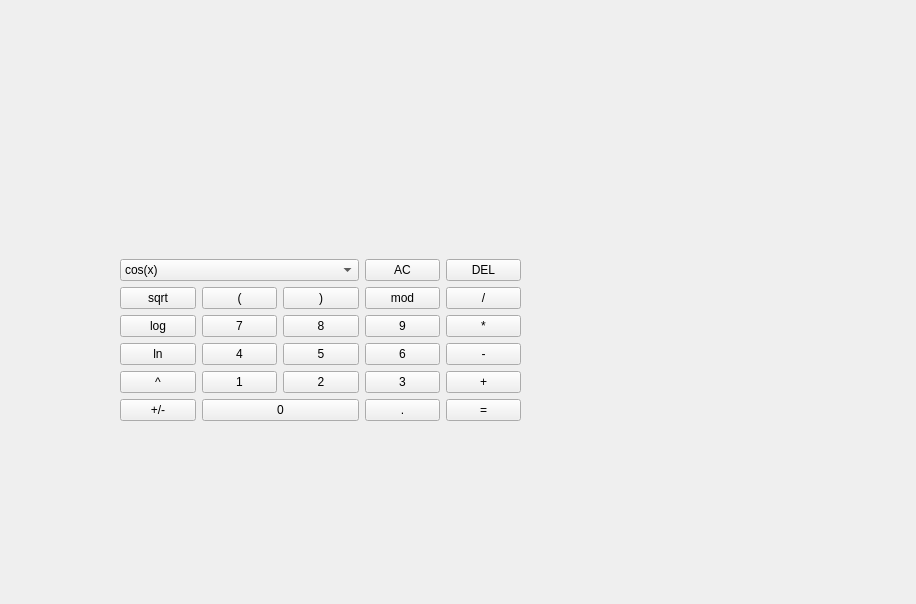
Old version of the form src/Front/mainwindow.ui in the repository Wenzar/SmartCalc-v1.0.
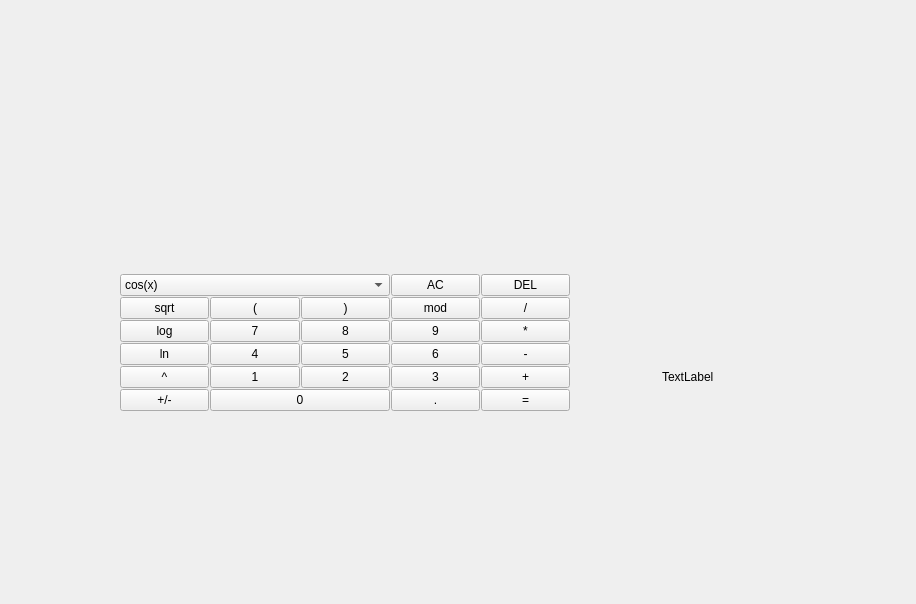
New version of the form. Custom widgets are drawn as their Qt base class.

Diff of the .ui file:
```diff
--- a/src/Front/mainwindow.ui
+++ b/src/Front/mainwindow.ui
@@ -25,25 +25,21 @@
      <rect>
       <x>120</x>
       <y>80</y>
-      <width>401</width>
-      <height>341</height>
+      <width>721</width>
+      <height>331</height>
      </rect>
     </property>
-    <layout class="QGridLayout" name="gridLayout">
-     <item row="3" column="3">
-      <widget class="QPushButton" name="pushButton_9">
-       <property name="text">
-        <string>9</string>
-       </property>
-      </widget>
-     </item>
-     <item row="3" column="1">
-      <widget class="QPushButton" name="pushButton_7">
+    <layout class="QGridLayout" name="gridLayout" rowstretch="0,0,0,0,0,0,0" columnstretch="0,0,0,0,0,0,0,0">
+     <property name="spacing">
+      <number>1</number>
+     </property>
+     <item row="3" column="0">
+      <widget class="QPushButton" name="pushButton_log">
        <property name="mouseTracking">
         <bool>false</bool>
        </property>
        <property name="text">
-        <string>7</string>
+        <string>log</string>
        </property>
       </widget>
      </item>
@@ -54,27 +50,60 @@
        </property>
       </widget>
      </item>
-     <item row="5" column="4">
-      <widget class="QPushButton" name="pushButton_plus">
+     <item row="6" column="0">
+      <widget class="QPushButton" name="pushButton_unar">
        <property name="mouseTracking">
         <bool>false</bool>
        </property>
        <property name="text">
-        <string>+</string>
+        <string>+/-</string>
        </property>
       </widget>
      </item>
-     <item row="2" column="0">
-      <widget class="QPushButton" name="pushButton_sqrt">
+     <item row="4" column="0">
+      <widget class="QPushButton" name="pushButton_ln">
+       <property name="mouseTracking">
+        <bool>false</bool>
+       </property>
        <property name="text">
-        <string>sqrt</string>
+        <string>ln</string>
        </property>
       </widget>
      </item>
-     <item row="2" column="4">
-      <widget class="QPushButton" name="pushButton_div">
+     <item row="0" column="0" colspan="5">
+      <widget class="QLabel" name="result_show">
+       <property name="minimumSize">
+        <size>
+         <width>251</width>
+         <height>0</height>
+        </size>
+       </property>
+       <property name="maximumSize">
+        <size>
+         <width>16777215</width>
+         <height>16777215</height>
+        </size>
+       </property>
+       <property name="styleSheet">
+        <string notr="true">QLabel {
+	qproperty-alignment: 'AlignVCenter | AlignRight';
+	border-bottom: 1px solid gray;
+}
+
+background-color : white;</string>
+       </property>
        <property name="text">
-        <string>/</string>
+        <string/>
+       </property>
+      </widget>
+     </item>
+     <item row="3" column="1">
+      <widget class="QPushButton" name="pushButton_7">
+       <property name="mouseTracking">
+        <bool>false</bool>
+       </property>
+       <property name="text">
+        <string>7</string>
        </property>
       </widget>
      </item>
@@ -85,13 +114,37 @@
        </property>
       </widget>
      </item>
-     <item row="5" column="0">
-      <widget class="QPushButton" name="pushButton_pow">
+     <item row="2" column="4">
+      <widget class="QPushButton" name="pushButton_div">
+       <property name="text">
+        <string>/</string>
+       </property>
+      </widget>
+     </item>
+     <item row="1" column="4">
+      <widget class="QPushButton" name="pushButton_DEL">
        <property name="mouseTracking">
         <bool>false</bool>
        </property>
        <property name="text">
-        <string>^</string>
+        <string>DEL</string>
+       </property>
+      </widget>
+     </item>
+     <item row="6" column="3">
+      <widget class="QPushButton" name="pushButton_dot">
+       <property name="mouseTracking">
+        <bool>false</bool>
+       </property>
+       <property name="text">
+        <string>.</string>
+       </property>
+      </widget>
+     </item>
+     <item row="4" column="3">
+      <widget class="QPushButton" name="pushButton_6">
+       <property name="text">
+        <string>6</string>
        </property>
       </widget>
      </item>
@@ -105,47 +158,54 @@
        </property>
       </widget>
      </item>
-     <item row="4" column="0">
-      <widget class="QPushButton" name="pushButton_ln">
+     <item row="4" column="1">
+      <widget class="QPushButton" name="pushButton_4">
        <property name="mouseTracking">
         <bool>false</bool>
        </property>
        <property name="text">
-        <string>ln</string>
+        <string>4</string>
        </property>
       </widget>
      </item>
-     <item row="2" column="2">
-      <widget class="QPushButton" name="pushButton_right_par">
+     <item row="2" column="0">
+      <widget class="QPushButton" name="pushButton_sqrt">
        <property name="text">
-        <string>)</string>
+        <string>sqrt</string>
        </property>
       </widget>
      </item>
-     <item row="3" column="0">
-      <widget class="QPushButton" name="pushButton_log">
+     <item row="5" column="6">
+      <widget class="QLabel" name="label">
+       <property name="text">
+        <string>TextLabel</string>
+       </property>
+      </widget>
+     </item>
+     <item row="6" column="4">
+      <widget class="QPushButton" name="pushButton_result">
        <property name="mouseTracking">
         <bool>false</bool>
        </property>
        <property name="text">
-        <string>log</string>
+        <string>=</string>
        </property>
       </widget>
      </item>
-     <item row="2" column="3">
-      <widget class="QPushButton" name="pushButton_mod">
+     <item row="1" column="3">
+      <widget class="QPushButton" name="pushButton_AC">
        <property name="mouseTracking">
         <bool>false</bool>
        </property>
        <property name="text">
-        <string>mod</string>
+        <string>AC</string>
        </property>
       </widget>
      </item>
-     <item row="3" column="4">
-      <widget class="QPushButton" name="pushButton_mul">
+     <item row="4" column="4">
+      <widget class="QPushButton" name="pushButton_minus">
        <property name="text">
-        <string>*</string>
+        <string>-</string>
        </property>
       </widget>
      </item>
@@ -198,20 +258,13 @@
        </item>
       </widget>
      </item>
-     <item row="1" column="3">
-      <widget class="QPushButton" name="pushButton_AC">
+     <item row="5" column="0">
+      <widget class="QPushButton" name="pushButton_pow">
        <property name="mouseTracking">
         <bool>false</bool>
        </property>
        <property name="text">
-        <string>AC</string>
-       </property>
-      </widget>
-     </item>
-     <item row="4" column="3">
-      <widget class="QPushButton" name="pushButton_6">
-       <property name="text">
-        <string>6</string>
+        <string>^</string>
        </property>
       </widget>
      </item>
@@ -232,47 +285,17 @@
        </property>
       </widget>
      </item>
-     <item row="3" column="2">
-      <widget class="QPushButton" name="pushButton_8">
+     <item row="3" column="3">
+      <widget class="QPushButton" name="pushButton_9">
        <property name="text">
-        <string>8</string>
+        <string>9</string>
        </property>
       </widget>
      </item>
-     <item row="1" column="4">
-      <widget class="QPushButton" name="pushButton_DEL">
-       <property name="mouseTracking">
-        <bool>false</bool>
-       </property>
+     <item row="2" column="2">
+      <widget class="QPushButton" name="pushButton_right_par">
        <property name="text">
-        <string>DEL</string>
-       </property>
-      </widget>
-     </item>
-     <item row="4" column="4">
-      <widget class="QPushButton" name="pushButton_minus">
-       <property name="text">
-        <string>-</string>
-       </property>
-      </widget>
-     </item>
-     <item row="4" column="1">
-      <widget class="QPushButton" name="pushButton_4">
-       <property name="mouseTracking">
-        <bool>false</bool>
-       </property>
-       <property name="text">
-        <string>4</string>
-       </property>
-      </widget>
-     </item>
-     <item row="6" column="0">
-      <widget class="QPushButton" name="pushButton_unar">
-       <property name="mouseTracking">
-        <bool>false</bool>
-       </property>
-       <property name="text">
-        <string>+/-</string>
+        <string>)</string>
        </property>
       </widget>
      </item>
@@ -286,57 +309,55 @@
        </property>
       </widget>
      </item>
-     <item row="6" column="3">
-      <widget class="QPushButton" name="pushButton_dot">
+     <item row="3" column="4">
+      <widget class="QPushButton" name="pushButton_mul">
+       <property name="text">
+        <string>*</string>
+       </property>
+      </widget>
+     </item>
+     <item row="2" column="3">
+      <widget class="QPushButton" name="pushButton_mod">
        <property name="mouseTracking">
         <bool>false</bool>
        </property>
        <property name="text">
-        <string>.</string>
+        <string>mod</string>
        </property>
       </widget>
      </item>
-     <item row="6" column="4">
-      <widget class="QPushButton" name="pushButton_result">
+     <item row="5" column="4">
+      <widget class="QPushButton" name="pushButton_plus">
        <property name="mouseTracking">
         <bool>false</bool>
        </property>
        <property name="text">
-        <string>=</string>
+        <string>+</string>
        </property>
       </widget>
      </item>
-     <item row="0" column="0" colspan="5">
-      <widget class="QLabel" name="result_show">
-       <property name="minimumSize">
-        <size>
-         <width>251</width>
-         <height>0</height>
-        </size>
-       </property>
-       <property name="maximumSize">
-        <size>
-         <width>16777215</width>
-         <height>16777215</height>
-        </size>
-       </property>
-       <property name="styleSheet">
-        <string notr="true">QLabel {
-	qproperty-alignment: 'AlignVCenter | AlignRight';
-	border-bottom: 1px solid gray;
-}
-
-background-color : white;</string>
-       </property>
+     <item row="3" column="2">
+      <widget class="QPushButton" name="pushButton_8">
        <property name="text">
-        <string/>
+        <string>8</string>
        </property>
       </widget>
      </item>
+     <item row="0" column="5" rowspan="5" colspan="3">
+      <widget class="QCustomPlot" name="widget" native="true"/>
+     </item>
     </layout>
    </widget>
   </widget>
  </widget>
+ <customwidgets>
+  <customwidget>
+   <class>QCustomPlot</class>
+   <extends>QWidget</extends>
+   <header location="global">../Front/qcustomplot.h</header>
+   <container>1</container>
+  </customwidget>
+ </customwidgets>
  <resources/>
  <connections/>
 </ui>
```
